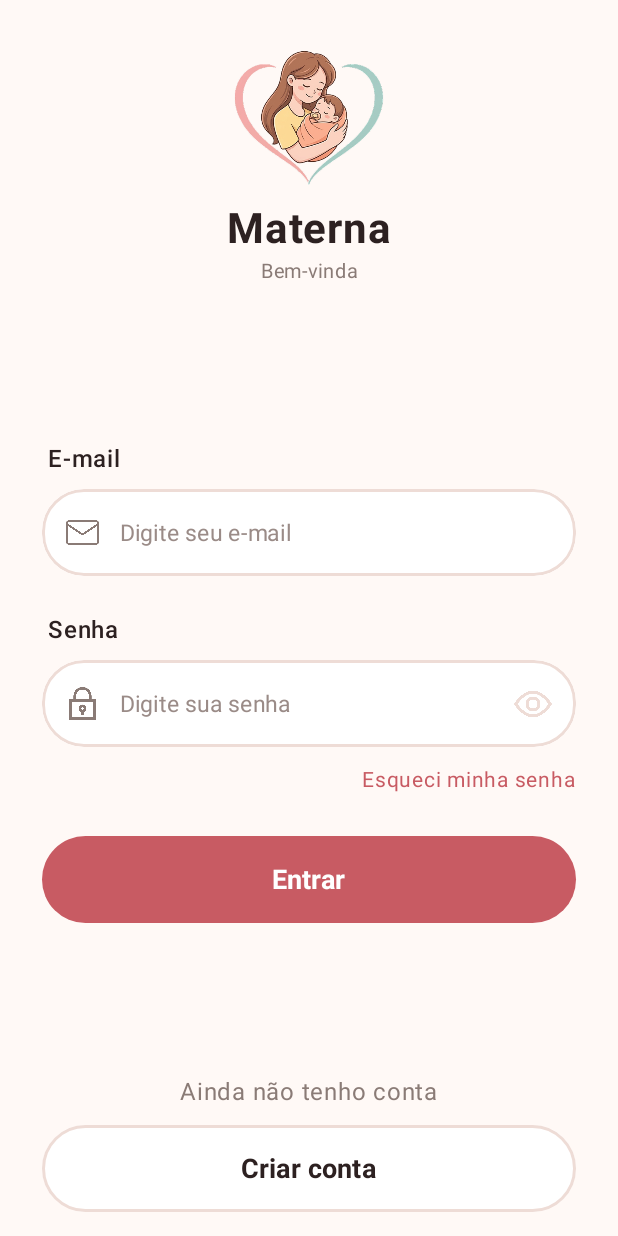
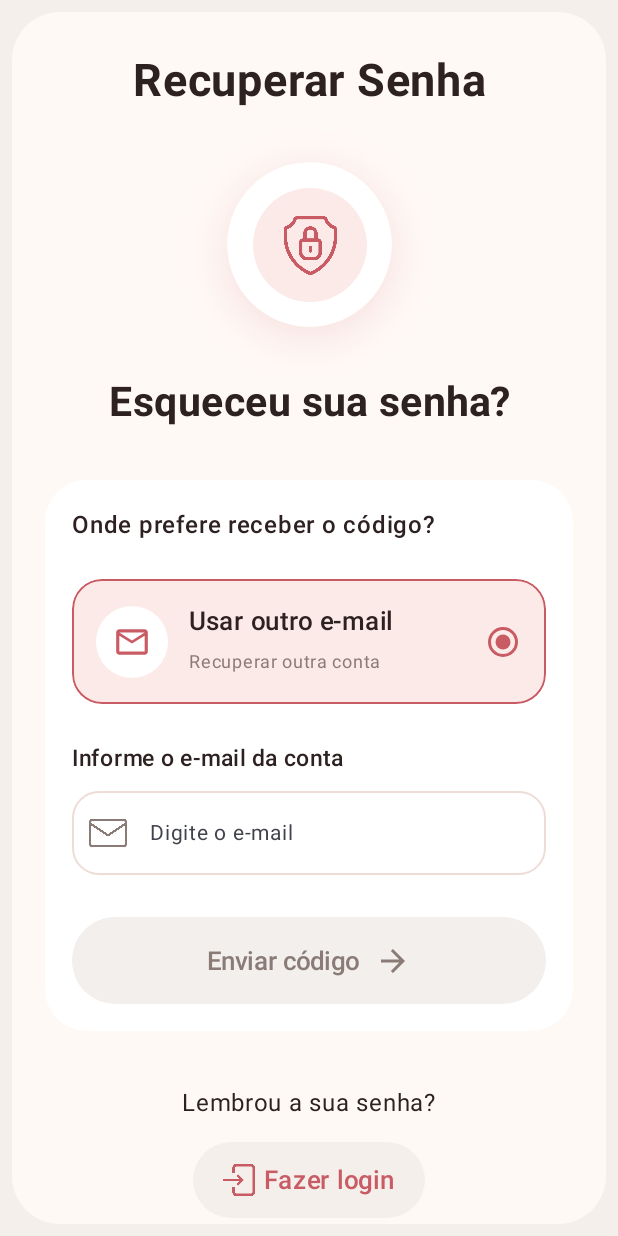
Before and after one commit to gustavidal/materna-mobile, an Android app built with Jetpack Compose: the LoginScreen screen opened through its navigation route, after a tap on "Esqueci minha senha", on a phone screen of 412 x 824 dp. Run offline under Robolectric (Android 15) with nearby library versions, the phone set to English and light mode, and no system bars; our stand-ins replace Room's generated code, livedata-compose; libraries missing offline, so code that uses them is left out: org.osmdroid.util.

Commit message:
feat: enviar redefinição de senha incompleta
wip: reintegrar jornada

```diff
--- a/app/src/main/java/com/example/materna/MainActivity.kt
+++ b/app/src/main/java/com/example/materna/MainActivity.kt
@@ -53,6 +53,7 @@ import com.example.materna.screens.perfil.EditarPerfilScreen
 import com.example.materna.screens.perfil.EditarPerfilScreenViewModel
 import com.example.materna.screens.perfil.PerfilScreen
 import com.example.materna.screens.perfil.PerfilScreenViewModel
+import com.example.materna.screens.recuperarsenha.RecuperarSenhaScreen
 import com.example.materna.screens.servicos.ServicosScreen
 import com.example.materna.screens.servicos.ServicosScreenViewModel
 import com.example.materna.screens.splash.SplashScreen
@@ -255,9 +256,28 @@ class MainActivity : ComponentActivity() {
                             val loginScreenViewModel: LoginScreenViewModel = viewModel()
 
                             LoginScreen(
-                                modifier = Modifier,
+                                modifier = Modifier.padding(innerPadding),
                                 navController = navController,
                                 loginScreenViewModel = loginScreenViewModel
+                            )
+                        }
+
+                        composable(route = "recuperar-senha") {
+
+                            val appSettings by remember(settingsDao) {
+                                settingsDao.observeSettings()
+                            }.collectAsState(initial = null)
+
+                            RecuperarSenhaScreen(
+                                emailCadastrado = appSettings?.emailDoadora,
+
+                                onVoltarLogin = {
+                                    navController.popBackStack()
+                                },
+
+                                onEnviarCodigo = { email ->
+                                    // Próxima etapa: integrar o envio do OTP.
+                                }
                             )
                         }
 
@@ -434,7 +454,18 @@ class MainActivity : ComponentActivity() {
 
                             val idInstituicao = backStackEntry.arguments?.getInt("id_instituicao") ?: return@composable
 
-                            val jornadaScreenViewModel: JornadaScreenViewModel = viewModel()
+                            val jornadaScreenViewModel: JornadaScreenViewModel = viewModel(
+                                factory = object : ViewModelProvider.Factory {
+                                    @Suppress("UNCHECKED_CAST")
+                                    override fun <T : ViewModel> create(
+                                        modelClass: Class<T>
+                                    ): T {
+                                        return JornadaScreenViewModel(
+                                            context = context.applicationContext
+                                        ) as T
+                                    }
+                                }
+                            )
 
                             LaunchedEffect(idInstituicao) {
                                 jornadaScreenViewModel.carregarInstituicao(idInstituicao)
--- /dev/null
+++ b/app/src/main/java/com/example/materna/components/IndicadorSelecionado.kt
@@ -0,0 +1,25 @@
+package com.example.materna.components
+
+import androidx.compose.foundation.layout.size
+import androidx.compose.material3.RadioButton
+import androidx.compose.material3.RadioButtonDefaults
+import androidx.compose.runtime.Composable
+import androidx.compose.ui.Modifier
+import androidx.compose.ui.res.colorResource
+import androidx.compose.ui.unit.dp
+import com.example.materna.R
+
+@Composable
+fun IndicadorSelecionado(
+    selecionado: Boolean
+) {
+    RadioButton(
+        selected = selecionado,
+        onClick = null,
+        colors = RadioButtonDefaults.colors(
+            selectedColor = colorResource(R.color.main_pink),
+            unselectedColor = colorResource(R.color.border)
+        ),
+        modifier = Modifier.size(25.dp)
+    )
+}
--- a/app/src/main/java/com/example/materna/screens/login/LoginScreen.kt
+++ b/app/src/main/java/com/example/materna/screens/login/LoginScreen.kt
@@ -188,7 +188,7 @@ fun LoginScreen(
                         },
                         indication = null
                     ) {
-
+                        navController.navigate("recuperar-senha")
                     }
             )
 
--- a/app/src/main/java/com/example/materna/screens/login/LoginScreenViewModel.kt
+++ b/app/src/main/java/com/example/materna/screens/login/LoginScreenViewModel.kt
@@ -96,14 +96,13 @@ class LoginScreenViewModel: ViewModel() {
 
                         if (dados?.token.isNullOrBlank() || dados?.doadora == null) {
                             _erroLogin.value = "A API não retornou os dados de autenticação."
+                            _carregando.value = false
                             return
                         }
 
                         val sessionManager = SessionManager(
                             context.applicationContext
                         )
-
-                        _carregando.value = true
 
                         viewModelScope.launch {
                             try {
@@ -119,6 +118,7 @@ class LoginScreenViewModel: ViewModel() {
                                     )
 
                                     database.appSettingsDao().salvarIdDoadora(idDoadora)
+                                    database.appSettingsDao().salvarEmailDoadora(email.trim())
 
                                     sessionManager.salvarToken(dados.token)
                                 }
@@ -137,6 +137,7 @@ class LoginScreenViewModel: ViewModel() {
                         }
                     } else {
                         _erroLogin.value = resultado?.message ?: "Não foi possível realizar o login."
+                        _carregando.value = false
                     }
                 } else {
                     val erro = try {
--- /dev/null
+++ b/app/src/main/java/com/example/materna/screens/recuperarsenha/RecuperarSenhaScreen.kt
@@ -0,0 +1,525 @@
+
+package com.example.materna.screens.recuperarsenha
+
+import android.util.Patterns
+import androidx.compose.animation.AnimatedVisibility
+import androidx.compose.foundation.background
+import androidx.compose.foundation.border
+import androidx.compose.foundation.clickable
+import androidx.compose.foundation.layout.Box
+import androidx.compose.foundation.layout.Column
+import androidx.compose.foundation.layout.Row
+import androidx.compose.foundation.layout.Spacer
+import androidx.compose.foundation.layout.fillMaxSize
+import androidx.compose.foundation.layout.fillMaxWidth
+import androidx.compose.foundation.layout.height
+import androidx.compose.foundation.layout.imePadding
+import androidx.compose.foundation.layout.padding
+import androidx.compose.foundation.layout.size
+import androidx.compose.foundation.layout.width
+import androidx.compose.foundation.rememberScrollState
+import androidx.compose.foundation.shape.CircleShape
+import androidx.compose.foundation.shape.RoundedCornerShape
+import androidx.compose.foundation.text.KeyboardOptions
+import androidx.compose.foundation.verticalScroll
+import androidx.compose.material.icons.Icons
+import androidx.compose.material.icons.automirrored.filled.ArrowForward
+import androidx.compose.material.icons.outlined.Email
+import androidx.compose.material3.Button
+import androidx.compose.material3.ButtonDefaults
+import androidx.compose.material3.Icon
+import androidx.compose.material3.OutlinedTextField
+import androidx.compose.material3.OutlinedTextFieldDefaults
+import androidx.compose.material3.Text
+import androidx.compose.runtime.Composable
+import androidx.compose.runtime.getValue
+import androidx.compose.runtime.mutableStateOf
+import androidx.compose.runtime.saveable.rememberSaveable
+import androidx.compose.runtime.setValue
+import androidx.compose.ui.Alignment
+import androidx.compose.ui.Modifier
+import androidx.compose.ui.draw.clip
+import androidx.compose.ui.draw.shadow
+import androidx.compose.ui.platform.LocalFocusManager
+import androidx.compose.ui.res.colorResource
+import androidx.compose.ui.res.painterResource
+import androidx.compose.ui.text.font.FontWeight
+import androidx.compose.ui.text.input.KeyboardType
+import androidx.compose.ui.text.style.TextAlign
+import androidx.compose.ui.unit.dp
+import androidx.compose.ui.unit.sp
+import com.example.materna.R
+import com.example.materna.components.IndicadorSelecionado
+import com.example.materna.utils.FormatadorCampos.mascararEmail
+
+@Composable
+fun RecuperarSenhaScreen(
+    emailCadastrado: String?,
+    onVoltarLogin: () -> Unit,
+    onEnviarCodigo: (String) -> Unit
+) {
+    var emailDigitado by rememberSaveable {
+        mutableStateOf("")
+    }
+
+    var usarOutroEmail by rememberSaveable {
+        mutableStateOf(false)
+    }
+
+    val emailSalvo = emailCadastrado?.trim().orEmpty()
+
+    val possuiEmailSalvo = emailSalvo.isNotBlank()
+
+    val outroEmailSelecionado =
+        usarOutroEmail || !possuiEmailSalvo
+
+    val emailSelecionado = if (outroEmailSelecionado) {
+        emailDigitado.trim()
+    } else {
+        emailSalvo
+    }
+
+    val podeEnviar = Patterns.EMAIL_ADDRESS
+        .matcher(emailSelecionado)
+        .matches()
+
+    val focusManager = LocalFocusManager.current
+
+    Box(
+        modifier = Modifier
+            .fillMaxSize()
+            .background(colorResource(R.color.background_gray))
+            .imePadding()
+            .padding(8.dp)
+    ) {
+        Column(
+            modifier = Modifier
+                .fillMaxSize()
+                .clip(RoundedCornerShape(32.dp))
+                .background(colorResource(R.color.background_cream))
+                .verticalScroll(rememberScrollState())
+                .padding(
+                    horizontal = 22.dp,
+                    vertical = 28.dp
+                ),
+            horizontalAlignment = Alignment.CenterHorizontally
+        ) {
+
+            Text(
+                text = "Recuperar Senha",
+                fontSize = 30.sp,
+                fontWeight = FontWeight.Bold,
+                color = colorResource(R.color.main_text_color),
+                textAlign = TextAlign.Center
+            )
+
+            Spacer(Modifier.height(36.dp))
+
+            // Ícone principal
+            Box(
+                modifier = Modifier
+                    .size(110.dp)
+                    .shadow(
+                        elevation = 18.dp,
+                        shape = CircleShape,
+                        ambientColor = colorResource(R.color.pink_beige),
+                        spotColor = colorResource(R.color.main_pink)
+                    )
+                    .background(
+                        colorResource(R.color.white),
+                        CircleShape
+                    ),
+                contentAlignment = Alignment.Center
+            ) {
+                Box(
+                    modifier = Modifier
+                        .size(76.dp)
+                        .background(
+                            colorResource(R.color.pink_beige),
+                            CircleShape
+                        ),
+                    contentAlignment = Alignment.Center
+                ) {
+                    Icon(
+                        painter = painterResource(
+                            R.drawable.ic_locked_shield
+                        ),
+                        contentDescription = null,
+                        tint = colorResource(R.color.main_pink),
+                        modifier = Modifier.size(39.dp)
+                    )
+                }
+            }
+
+            Spacer(Modifier.height(34.dp))
+
+            Text(
+                text = "Esqueceu sua senha?",
+                fontSize = 27.sp,
+                fontWeight = FontWeight.Bold,
+                color = colorResource(R.color.main_text_color),
+                textAlign = TextAlign.Center
+            )
+
+            Spacer(Modifier.height(36.dp))
+
+            // Card de recuperação
+            Column(
+                modifier = Modifier
+                    .fillMaxWidth()
+                    .clip(RoundedCornerShape(28.dp))
+                    .background(colorResource(R.color.white))
+                    .padding(18.dp)
+            ) {
+
+                Text(
+                    text = "Onde prefere receber o código?",
+                    fontSize = 16.sp,
+                    fontWeight = FontWeight.Medium,
+                    color = colorResource(R.color.main_text_color)
+                )
+
+                Spacer(Modifier.height(24.dp))
+
+                // Opção 1: E-mail salvo no Room
+                if (possuiEmailSalvo) {
+                    Row(
+                        modifier = Modifier
+                            .fillMaxWidth()
+                            .clip(RoundedCornerShape(20.dp))
+                            .background(
+                                if (!outroEmailSelecionado) {
+                                    colorResource(R.color.pink_beige)
+                                } else {
+                                    colorResource(R.color.background_cream)
+                                }
+                            )
+                            .border(
+                                width = 1.dp,
+                                color = if (!outroEmailSelecionado) {
+                                    colorResource(R.color.main_pink)
+                                } else {
+                                    colorResource(R.color.border)
+                                },
+                                shape = RoundedCornerShape(20.dp)
+                            )
+                            .clickable {
+                                usarOutroEmail = false
+                                focusManager.clearFocus()
+                            }
+                            .padding(16.dp),
+                        verticalAlignment = Alignment.CenterVertically
+                    ) {
+
+                        Box(
+                            modifier = Modifier
+                                .size(48.dp)
+                                .background(
+                                    colorResource(R.color.white),
+                                    CircleShape
+                                ),
+                            contentAlignment = Alignment.Center
+                        ) {
+                            Icon(
+                                painter = painterResource(
+                                    R.drawable.ic_mail
+                                ),
+                                contentDescription = null,
+                                tint = colorResource(R.color.main_pink),
+                                modifier = Modifier.size(25.dp)
+                            )
+                        }
+
+                        Spacer(Modifier.width(14.dp))
+
+                        Column(
+                            modifier = Modifier.weight(1f)
+                        ) {
+                            Text(
+                                text = "E-mail principal",
+                                fontSize = 17.sp,
+                                fontWeight = FontWeight.SemiBold,
+                                color = colorResource(
+                                    R.color.main_text_color
+                                )
+                            )
+
+                            Spacer(Modifier.height(3.dp))
+
+                            Text(
+                                text = mascararEmail(emailSalvo),
+                                fontSize = 14.sp,
+                                color = colorResource(
+                                    R.color.secundary_gray
+                                )
+                            )
+
+                            Spacer(Modifier.height(3.dp))
+
+                            Text(
+                                text = "Conta salva neste dispositivo",
+                                fontSize = 12.sp,
+                                color = colorResource(
+                                    R.color.secundary_gray
+                                )
+                            )
+                        }
+
+                        IndicadorSelecionado(
+                            selecionado = !outroEmailSelecionado
+                        )
+                    }
+
+                    Spacer(Modifier.height(12.dp))
+                }
+
+                // Opção 2: Outro e-mail
+                Row(
+                    modifier = Modifier
+                        .fillMaxWidth()
+                        .clip(RoundedCornerShape(20.dp))
+                        .background(
+                            if (outroEmailSelecionado) {
+                                colorResource(R.color.pink_beige)
+                            } else {
+                                colorResource(R.color.background_cream)
+                            }
+                        )
+                        .border(
+                            width = 1.dp,
+                            color = if (outroEmailSelecionado) {
+                                colorResource(R.color.main_pink)
+                            } else {
+                                colorResource(R.color.border)
+                            },
+                            shape = RoundedCornerShape(20.dp)
+                        )
+                        .clickable {
+                            usarOutroEmail = true
+                        }
+                        .padding(16.dp),
+                    verticalAlignment = Alignment.CenterVertically
+                ) {
+
+                    Box(
+                        modifier = Modifier
+                            .size(48.dp)
+                            .background(
+                                colorResource(R.color.white),
+                                CircleShape
+                            ),
+                        contentAlignment = Alignment.Center
+                    ) {
+                        Icon(
+                            imageVector = Icons.Outlined.Email,
+                            contentDescription = null,
+                            tint = colorResource(R.color.main_pink),
+                            modifier = Modifier.size(25.dp)
+                        )
+                    }
+
+                    Spacer(Modifier.width(14.dp))
+
+                    Column(
+                        modifier = Modifier.weight(1f)
+                    ) {
+                        Text(
+                            text = "Usar outro e-mail",
+                            fontSize = 17.sp,
+                            fontWeight = FontWeight.SemiBold,
+                            color = colorResource(
+                                R.color.main_text_color
+                            )
+                        )
+
+                        Spacer(Modifier.height(3.dp))
+
+                        Text(
+                            text = "Recuperar outra conta",
+                            fontSize = 12.sp,
+                            color = colorResource(
+                                R.color.secundary_gray
+                            )
+                        )
+                    }
+
+                    IndicadorSelecionado(
+                        selecionado = outroEmailSelecionado
+                    )
+                }
+
+                // Campo exibido somente para outra conta
+                AnimatedVisibility(
+                    visible = outroEmailSelecionado
+                ) {
+                    Column {
+                        Spacer(Modifier.height(24.dp))
+
+                        Text(
+                            text = "Informe o e-mail da conta",
+                            fontSize = 15.sp,
+                            fontWeight = FontWeight.Medium,
+                            color = colorResource(
+                                R.color.main_text_color
+                            )
+                        )
+
+                        Spacer(Modifier.height(10.dp))
+
+                        OutlinedTextField(
+                            value = emailDigitado,
+                            onValueChange = {
+                                emailDigitado = it
+                            },
+                            modifier = Modifier.fillMaxWidth(),
+                            placeholder = {
+                                Text(
+                                    text = "Digite o e-mail",
+                                    fontSize = 14.sp
+                                )
+                            },
+                            leadingIcon = {
+                                Icon(
+                                    painter = painterResource(
+                                        R.drawable.ic_mail
+                                    ),
+                                    contentDescription = null,
+                                    modifier = Modifier.size(25.dp)
+                                )
+                            },
+                            singleLine = true,
+                            shape = RoundedCornerShape(18.dp),
+                            keyboardOptions = KeyboardOptions(
+                                keyboardType = KeyboardType.Email
+                            ),
+                            colors = OutlinedTextFieldDefaults.colors(
+                                focusedBorderColor = colorResource(
+                                    R.color.main_pink
+                                ),
+                                unfocusedBorderColor = colorResource(
+                                    R.color.border
+                                ),
+                                focusedLeadingIconColor = colorResource(
+                                    R.color.main_pink
+                                ),
+                                unfocusedLeadingIconColor = colorResource(
+                                    R.color.secundary_gray
+                                ),
+                                focusedContainerColor = colorResource(
+                                    R.color.white
+                                ),
+                                unfocusedContainerColor = colorResource(
+                                    R.color.white
+                                )
+                            )
+                        )
+
+                        if (
+                            emailDigitado.isNotBlank() &&
+                            !Patterns.EMAIL_ADDRESS
+                                .matcher(emailDigitado.trim())
+                                .matches()
+                        ) {
+                            Spacer(Modifier.height(8.dp))
+
+                            Text(
+                                text = "Informe um e-mail válido.",
+                                fontSize = 12.sp,
+                                color = colorResource(R.color.main_pink)
+                            )
+                        }
+                    }
+                }
+
+                Spacer(Modifier.height(28.dp))
+
+                // Botão de envio
+                Button(
+                    onClick = {
+                        focusManager.clearFocus()
+                        onEnviarCodigo(emailSelecionado)
+                    },
+                    enabled = podeEnviar,
+                    modifier = Modifier
+                        .fillMaxWidth()
+                        .height(58.dp),
+                    shape = RoundedCornerShape(50),
+                    colors = ButtonDefaults.buttonColors(
+                        containerColor = colorResource(
+                            R.color.main_pink
+                        ),
+                        contentColor = colorResource(
+                            R.color.white
+                        ),
+                        disabledContainerColor = colorResource(
+                            R.color.disabled
+                        ),
+                        disabledContentColor = colorResource(
+                            R.color.secundary_gray
+                        )
+                    ),
+                    elevation = ButtonDefaults.buttonElevation(
+                        defaultElevation = 7.dp
+                    )
+                ) {
+                    Text(
+                        text = "Enviar código",
+                        fontSize = 17.sp,
+                        fontWeight = FontWeight.SemiBold
+                    )
+
+                    Spacer(Modifier.width(10.dp))
+
+                    Icon(
+                        imageVector =
+                            Icons.AutoMirrored.Filled.ArrowForward,
+                        contentDescription = null
+                    )
+                }
+            }
+
+            Spacer(Modifier.height(36.dp))
+
+            // Rodapé
+            Text(
+                text = "Lembrou a sua senha?",
+                fontSize = 16.sp,
+                color = colorResource(R.color.main_text_color)
+            )
+
+            Spacer(Modifier.height(14.dp))
+
+            Row(
+                modifier = Modifier
+                    .clip(RoundedCornerShape(50))
+                    .background(
+                        colorResource(R.color.background_gray)
+                    )
+                    .clickable {
+                        onVoltarLogin()
+                    }
+                    .padding(
+                        horizontal = 20.dp,
+                        vertical = 13.dp
+                    ),
+                verticalAlignment = Alignment.CenterVertically
+            ) {
+                Icon(
+                    painter = painterResource(R.drawable.ic_login),
+                    contentDescription = null,
+                    tint = colorResource(R.color.main_pink),
+                    modifier = Modifier.size(21.dp)
+                )
+
+                Spacer(Modifier.width(6.dp))
+
+                Text(
+                    text = "Fazer login",
+                    fontSize = 17.sp,
+                    fontWeight = FontWeight.SemiBold,
+                    color = colorResource(R.color.main_pink)
+                )
+            }
+        }
+    }
+}
```
Also changed, not shown: app/src/main/java/com/example/materna/models/responses/PerfilDoadoraResponse.kt (+13 -1 lines), app/src/main/java/com/example/materna/screens/perfil/PerfilScreen.kt (+5 -3 lines), app/src/main/java/com/example/materna/utils/FormatadorCampos.kt (+10 -0 lines), app/src/main/res/drawable/ic_locked_shield.png (added).
